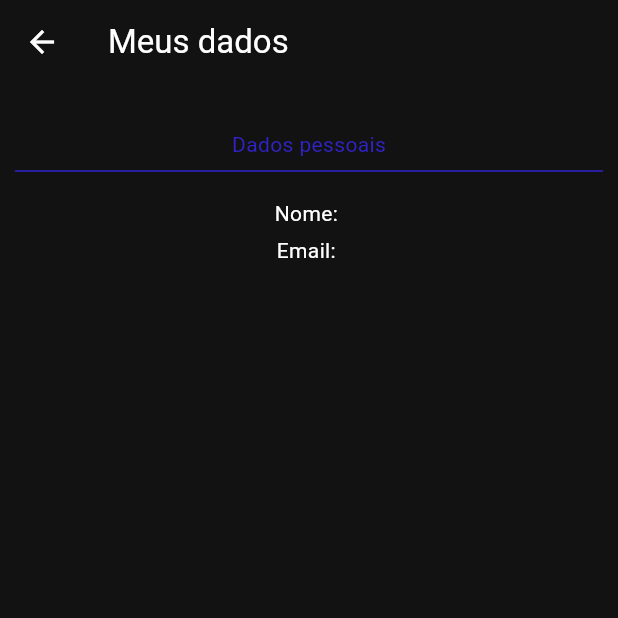
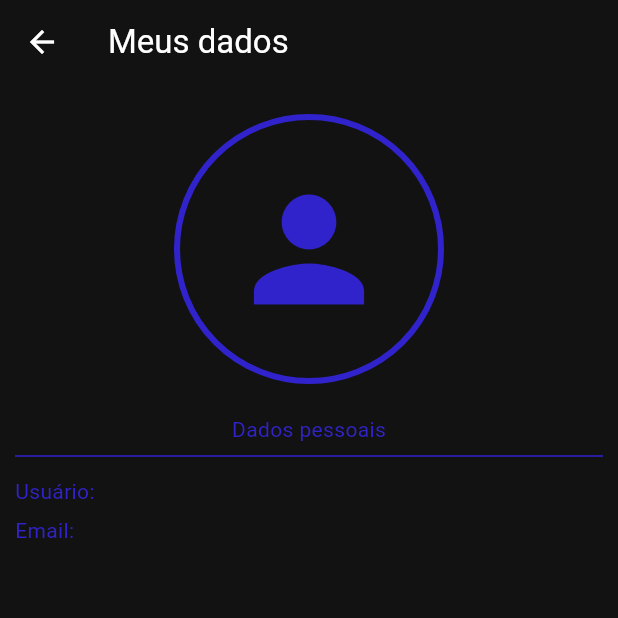
Before and after one commit to Lramosdlima/app-book-club, a Flutter app: the ProfileDetailPage screen opened by its route, on a phone screen of 412 x 824 dp, the top half of it. Run offline on Flutter 3.47's test engine with Material 3 defaults, Android fonts, the phone set to English and light mode, and no system bars; our stand-ins replace dio, flutter_rating_bar, flutter_slidable, mobx, readmore, shared_preferences; missing offline and left inert: ndialog; accounts and stored records are empty; generated files the repository leaves out were written again.

Commit message:
refactor: :recycle: change profile page to show user details

```diff
--- a/lib/model/user.dart
+++ b/lib/model/user.dart
@@ -3,12 +3,14 @@ class User {
   String? name;
   String? email;
   String? password;
+  String? profilePicture;
 
   User({
     this.id,
     this.name,
     this.email,
     this.password,
+    this.profilePicture,
   });
 
   factory User.fromMap(Map<String, dynamic> map) {
@@ -17,6 +19,7 @@ class User {
       name: map["name"] as String?,
       email: map["email"] as String?,
       password: map["password"] as String?,
+      profilePicture: map["profilePicture"] as String?,
     );
   }
 }
--- a/lib/view/profile/profile_detail.dart
+++ b/lib/view/profile/profile_detail.dart
@@ -34,21 +34,49 @@ class _ProfileDetailPageState extends State<ProfileDetailPage> {
           : Padding(
               padding: const EdgeInsets.all(10.0),
               child: Column(children: [
+                const SizedBox(height: 10),
+                _photo(userStore.user.profilePicture),
                 const SizedBox(height: 20),
                 Text('Dados pessoais',
                     style: TextStyle(color: StyleManager.instance.primary)),
                 Divider(color: StyleManager.instance.primary),
-                const SizedBox(height: 10),
-                Text('Nome: ${userStore.user.name ?? ''}',
-                    style: TextStyle(
-                        color: StyleManager.instance.primaryText)),
                 const SizedBox(height: 5),
-                Text('Email: ${userStore.user.email ?? ''}',
-                    style: TextStyle(
-                        color: StyleManager.instance.primaryText)),
+                Row(
+                  mainAxisAlignment: MainAxisAlignment.start,
+                  children: [
+                    Text('Usuário: ',
+                        style: TextStyle(color: StyleManager.instance.primary)),
+                    Text(userStore.user.name ?? '',
+                        style: TextStyle(color: StyleManager.instance.primaryText)),
+                  ],
+                ),
+                const SizedBox(height: 5),
+                Row(
+                  mainAxisAlignment: MainAxisAlignment.start,
+                  children: [
+                  Text('Email: ',
+                      style: TextStyle(color: StyleManager.instance.primary)),
+                  Text(userStore.user.email ?? '',
+                      style: TextStyle(color: StyleManager.instance.primaryText)),
+                ],),
                 const SizedBox(height: 5),
               ]),
             ),
+    );
+  }
+
+  Widget _photo(String? userImage) {
+    return Container(
+      width: 180,
+      height: 180,
+      decoration: BoxDecoration(
+          border: Border.all(color: StyleManager.instance.primary, width: 4),
+          shape: BoxShape.circle),
+      child: userImage == null
+          ? Icon(Icons.person, color: StyleManager.instance.primary, size: 110)
+          : ClipRRect(
+              borderRadius: BorderRadius.circular(100),
+              child: Image.network(userImage)),
     );
   }
 
```
Also changed, not shown: lib/common/card.dart (+5 -4 lines), lib/view/profile/profile.dart (+77 -16 lines).
